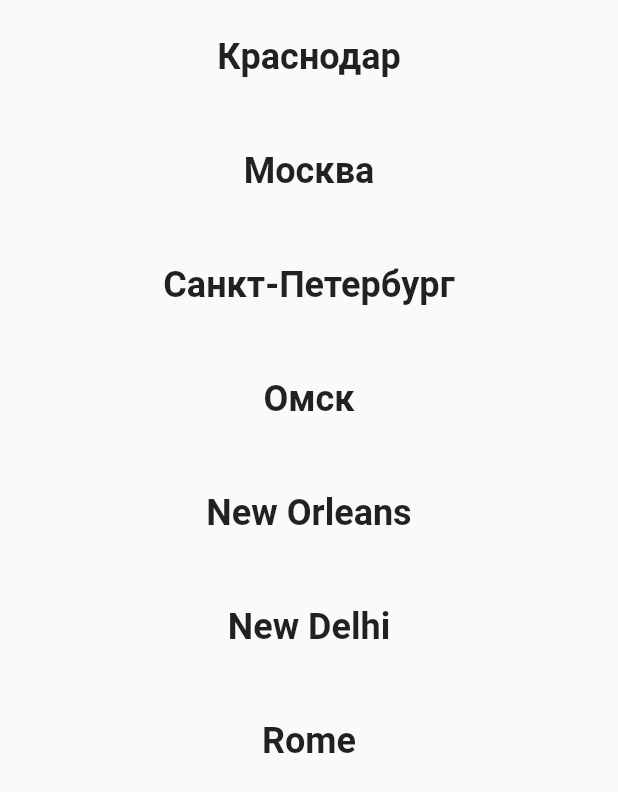
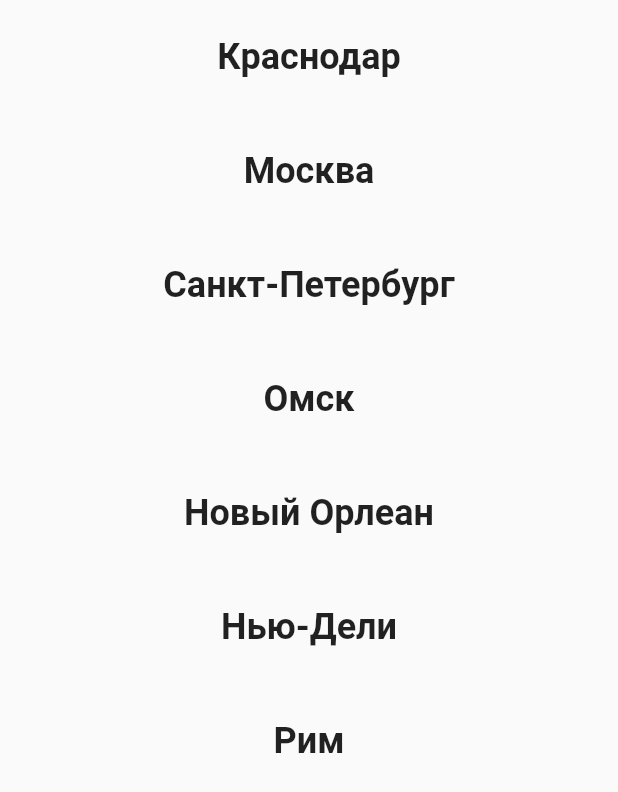
Before and after one commit to remakerich/vosmerka_flutter_weather, a Flutter app: the screen it shows after launch, on a phone screen of 412 x 824 dp. Shown: the top 792 px of the screen. Run offline on Flutter 3.47's test engine with Material 2 defaults, Android fonts, the phone set to English and light mode, and no system bars; our stand-ins replace bloc, equatable, flutter_bloc, flutter_svg.

Commit message:
minor code rearrangement

```diff
--- a/lib/bloc/weather_bloc.dart
+++ b/lib/bloc/weather_bloc.dart
@@ -22,10 +22,6 @@ class FetchWeather extends WeatherEvent {
   List<Object?> get props => [_city];
 }
 
-class ResetWeather extends WeatherEvent {}
-
-class WeatherIsNotSearched extends WeatherState {}
-
 class WeatherIsLoading extends WeatherState {}
 
 class WeatherIsLoaded extends WeatherState {
@@ -41,10 +37,10 @@ class WeatherIsLoaded extends WeatherState {
 class WeatherIsNotLoaded extends WeatherState {}
 
 class WeatherBloc extends Bloc<WeatherEvent, WeatherState> {
-  WeatherBloc(this.weatherRepo) : super(WeatherIsNotSearched());
+  WeatherBloc(this.weatherRepo) : super(WeatherIsLoading());
 
   WeatherRepo weatherRepo;
-  WeatherState get initialState => WeatherIsNotSearched();
+  WeatherState get initialState => WeatherIsLoading();
 
   @override
   Stream<WeatherState> mapEventToState(WeatherEvent event) async* {
@@ -56,8 +52,6 @@ class WeatherBloc extends Bloc<WeatherEvent, WeatherState> {
       } catch (e) {
         yield WeatherIsNotLoaded();
       }
-    } else if (event is ResetWeather) {
-      yield WeatherIsNotSearched();
     }
   }
 }
--- a/lib/bloc/weather_repo.dart
+++ b/lib/bloc/weather_repo.dart
@@ -1,18 +1,22 @@
 import 'package:http/http.dart' as http;
-
 import 'package:vosmerka_flutter_weather/models/city.dart';
 
 class WeatherRepo {
+  static const List<String> cities = [
+    "Краснодар",
+    "Москва",
+    "Санкт-Петербург",
+    "Омск",
+    "Новый Орлеан",
+    "Нью-Дели",
+    "Рим",
+  ];
+
   Future<City> getWeather(String city) async {
     const _apiKey = 'a3d77f43f166bfd1905b1c53e6f92aaf';
     final _endpoint =
         'https://api.openweathermap.org/data/2.5/weather?q=$city&appid=$_apiKey&units=metric';
     final result = await http.Client().get(Uri.parse(_endpoint));
-
-    if (result.statusCode != 200) {
-      // print("not a 200 code");
-    }
-
     final City weather = City.fromJson(result);
 
     return weather;
--- a/lib/main.dart
+++ b/lib/main.dart
@@ -8,16 +8,6 @@ import 'package:vosmerka_flutter_weather/screens/city_weather.dart';
 void main() {
   runApp(const MyApp());
 }
-
-const List<String> cities = [
-  "Краснодар",
-  "Москва",
-  "Санкт-Петербург",
-  "Омск",
-  "New Orleans",
-  "New Delhi",
-  "Rome",
-];
 
 class MyApp extends StatelessWidget {
   const MyApp({Key? key}) : super(key: key);
--- a/lib/screens/city_list.dart
+++ b/lib/screens/city_list.dart
@@ -1,7 +1,7 @@
 import 'package:flutter/material.dart';
 import 'package:flutter_bloc/flutter_bloc.dart';
 import 'package:vosmerka_flutter_weather/bloc/weather_bloc.dart';
-import 'package:vosmerka_flutter_weather/main.dart';
+import 'package:vosmerka_flutter_weather/bloc/weather_repo.dart';
 import 'package:vosmerka_flutter_weather/screens/city_weather.dart';
 import 'package:vosmerka_flutter_weather/styles/styles.dart';
 
@@ -15,9 +15,9 @@ class CityList extends StatelessWidget {
 
     return Scaffold(
         body: ListView.builder(
-      itemCount: cities.length,
+      itemCount: WeatherRepo.cities.length,
       itemBuilder: (context, index) {
-        final city = cities[index];
+        final city = WeatherRepo.cities[index];
         return ListTile(
           title: Center(
               child: Padding(
```
Also changed, not shown: lib/models/city.dart (+5 -2 lines), lib/screens/city_weather.dart (+6 -7 lines).
